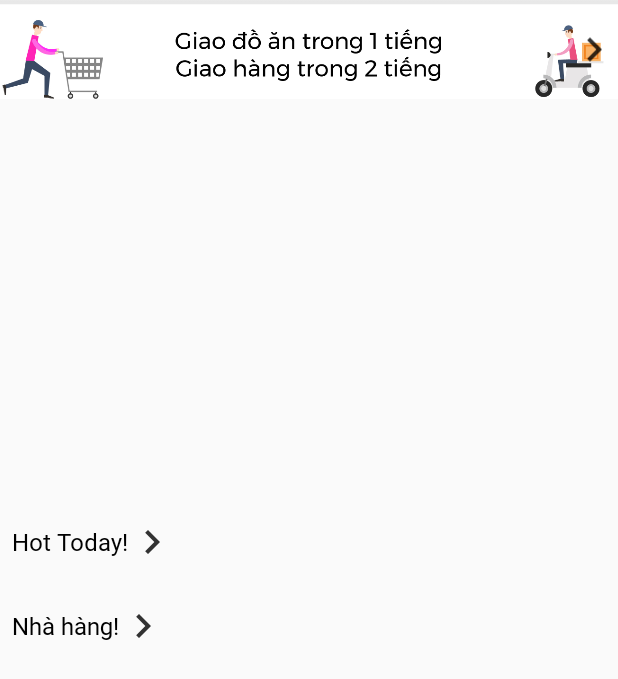
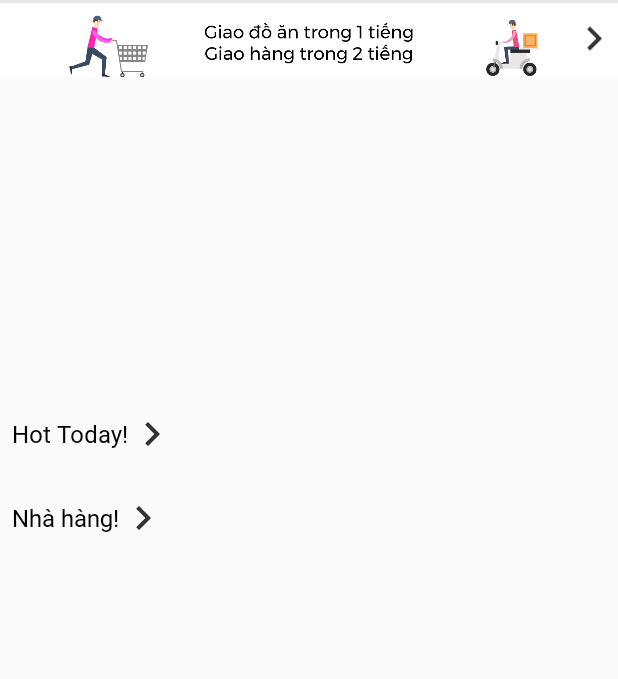
Before and after one commit to hoangvietSE/handycart, an Android app: the layout fragment_home.xml on its own in the app's theme, with its tools: preview values and no code run, on a phone screen of 412 x 824 dp. Shown: the top 679 px of the screen. Run offline under Robolectric (Android 15) with nearby library versions, the phone set to English and light mode, and no system bars; plain views replace LoopingViewPager; Roboto replaces fonts that are not available here.

Commit message:
Remove guideline

```diff
--- a/app/src/main/res/layout/fragment_home.xml
+++ b/app/src/main/res/layout/fragment_home.xml
@@ -13,7 +13,7 @@
     <androidx.core.widget.NestedScrollView
         android:layout_width="match_parent"
         android:layout_height="match_parent"
-        android:fillViewport="true">
+        app:layout_behavior="@string/appbar_scrolling_view_behavior">
 
         <androidx.constraintlayout.widget.ConstraintLayout
             android:layout_width="match_parent"
@@ -25,18 +25,11 @@
                 android:layout_height="0dp"
                 android:scaleType="centerCrop"
                 android:src="@{banner.imageUrl}"
-                app:layout_constraintBottom_toTopOf="@id/guide_line_banner"
+                app:layout_constraintDimensionRatio="8:1"
                 app:layout_constraintEnd_toEndOf="parent"
                 app:layout_constraintStart_toStartOf="parent"
                 app:layout_constraintTop_toTopOf="parent"
                 tools:src="@drawable/banner_small" />
-
-            <androidx.constraintlayout.widget.Guideline
-                android:id="@+id/guide_line_banner"
-                android:layout_width="match_parent"
-                android:layout_height="1dp"
-                android:orientation="horizontal"
-                app:layout_constraintGuide_percent="0.08" />
 
             <ImageView
                 android:layout_width="32dp"
@@ -54,19 +47,12 @@
                 app:autoScroll="true"
                 app:isInfinite="true"
                 app:itemAspectRatio="1.33"
-                app:layout_constraintBottom_toBottomOf="@id/guide_line_looping"
+                app:layout_constraintDimensionRatio="2:1"
                 app:layout_constraintEnd_toEndOf="parent"
                 app:layout_constraintStart_toStartOf="parent"
-                app:layout_constraintTop_toTopOf="@id/guide_line_banner"
+                app:layout_constraintTop_toBottomOf="@id/imv_banner_small"
                 app:scrollInterval="5000"
                 app:viewpagerAspectRatio="1.78" />
-
-            <androidx.constraintlayout.widget.Guideline
-                android:id="@+id/guide_line_looping"
-                android:layout_width="match_parent"
-                android:layout_height="1dp"
-                android:orientation="horizontal"
-                app:layout_constraintGuide_percent="0.4" />
 
             <LinearLayout
                 android:id="@+id/ll_hot_today"
@@ -76,7 +62,7 @@
                 android:paddingStart="@dimen/content_padding_8_dp"
                 android:paddingTop="@dimen/content_padding_16_dp"
                 android:paddingBottom="@dimen/content_padding_8_dp"
-                app:layout_constraintTop_toBottomOf="@id/guide_line_looping">
+                app:layout_constraintTop_toBottomOf="@id/viewpager_looping">
 
                 <TextView
                     android:layout_width="wrap_content"
@@ -85,8 +71,7 @@
                     android:fontFamily="@font/lato_bold"
                     android:text="Hot Today!"
                     android:textColor="@color/md_black_1000"
-                    android:textSize="@dimen/textsize_16_sp"
-                    app:layout_constraintTop_toBottomOf="@id/guide_line_looping" />
+                    android:textSize="@dimen/textsize_16_sp" />
 
                 <ImageView
                     android:layout_width="wrap_content"
@@ -118,8 +103,7 @@
                     android:fontFamily="@font/lato_bold"
                     android:text="Nhà hàng!"
                     android:textColor="@color/md_black_1000"
-                    android:textSize="@dimen/textsize_16_sp"
-                    app:layout_constraintTop_toBottomOf="@id/guide_line_looping" />
+                    android:textSize="@dimen/textsize_16_sp" />
 
                 <ImageView
                     android:layout_width="wrap_content"
```
